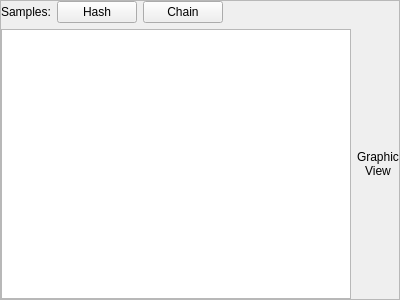
The window that apps/BlockTool/blockTool.ui (assignonward/aosuite) describes before a commit, drawn with Qt 5.
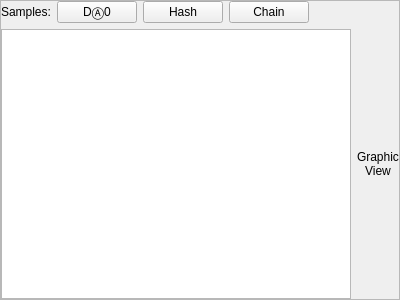
The same window after the commit. Icons and pictures are not drawn.

```diff
--- a/apps/BlockTool/blockTool.ui
+++ b/apps/BlockTool/blockTool.ui
@@ -74,6 +74,13 @@
         </property>
        </widget>
       </item>
+      <item>
+       <widget class="QPushButton" name="DAO0">
+        <property name="text">
+         <string>DⒶ0</string>
+        </property>
+       </widget>
+      </item>
       <item>
        <widget class="QPushButton" name="hash">
         <property name="text">
```
